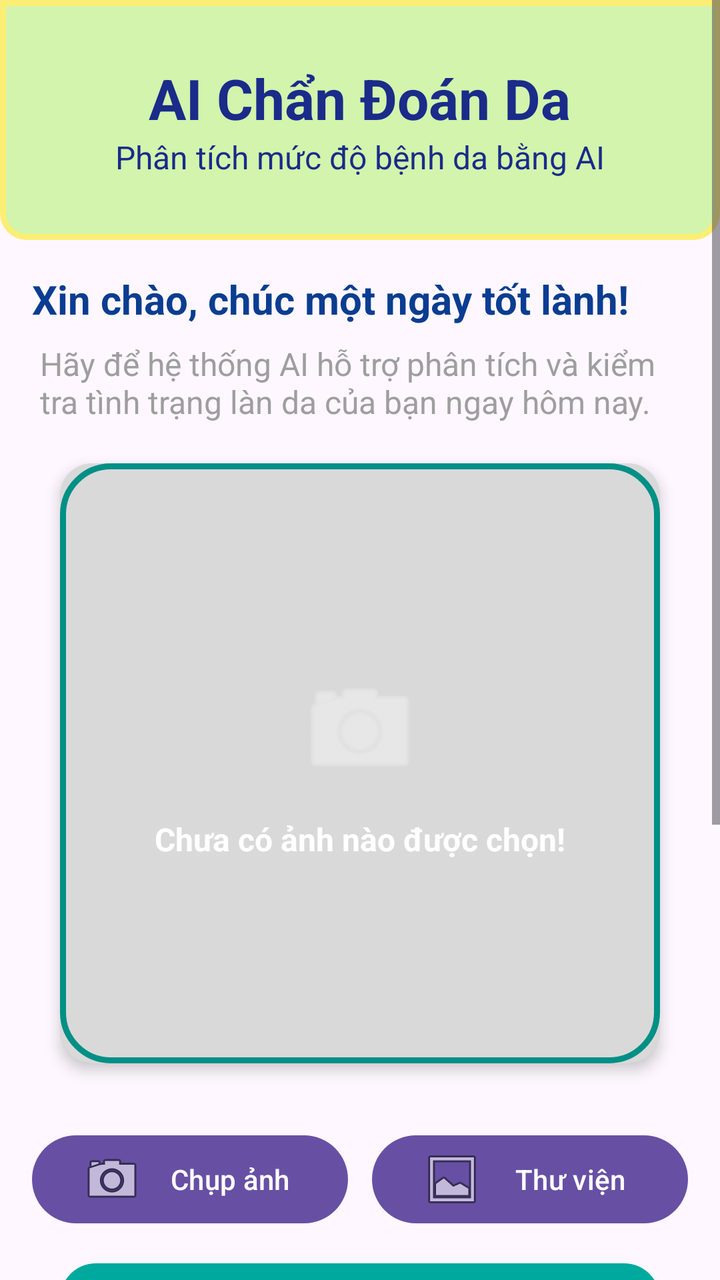
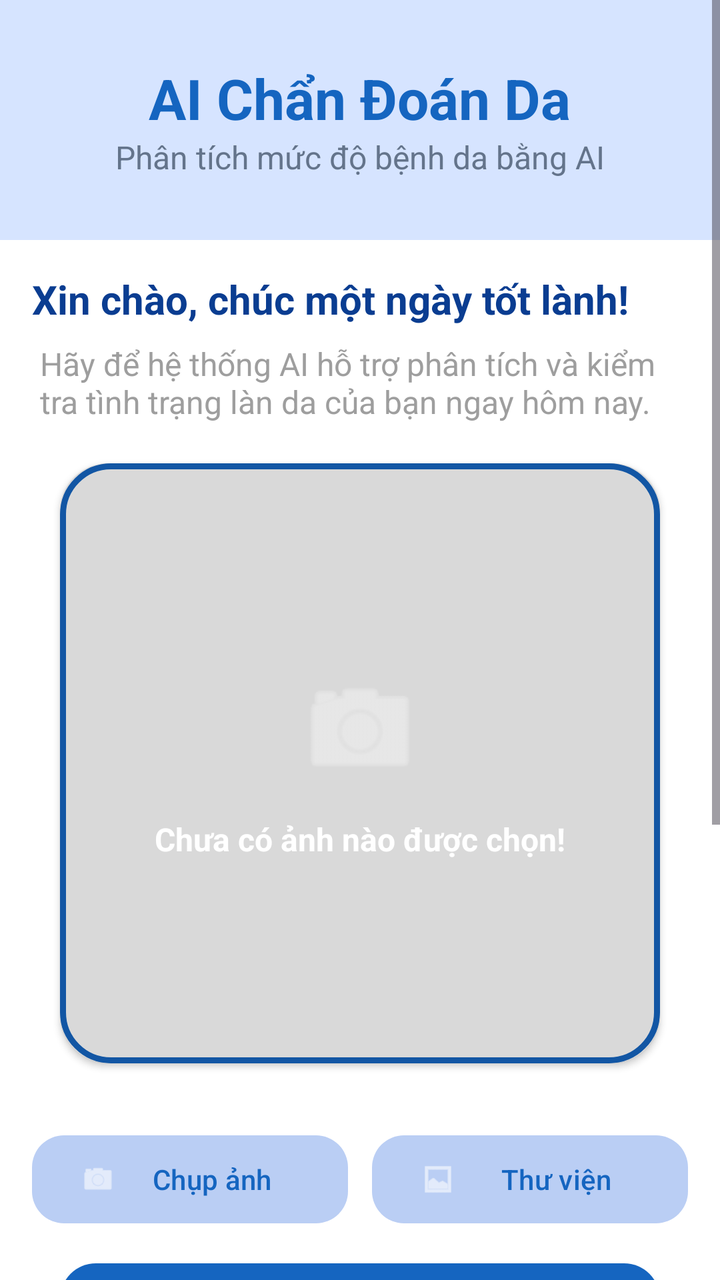

Compare the two renders of this Android layout. The source of the first and the diff that turns it into the second are given below.
<!-- AndroidManifest.xml: application theme Theme.AISkinDiagnosis -->
<!-- res/layout/activity_home_fragment.xml -->
<?xml version="1.0" encoding="utf-8"?>
<ScrollView xmlns:android="http://schemas.android.com/apk/res/android"
    android:layout_width="match_parent"
    android:layout_height="match_parent"
    xmlns:app="http://schemas.android.com/apk/res-auto">

    <LinearLayout
        android:layout_width="match_parent"
        android:layout_height="wrap_content"
        android:orientation="vertical"
        >

        
        <LinearLayout
            android:layout_width="match_parent"
            android:layout_height="120dp"
            android:background="@drawable/bg_header"
            android:gravity="center"
            android:padding="16dp"
            android:orientation="vertical">

            <TextView
                android:layout_width="wrap_content"
                android:layout_height="wrap_content"
                android:text="AI Chẩn Đoán Da"
                android:textColor="#1A2B8A"
                android:textSize="28sp"
                android:textStyle="bold"/>

            <TextView
                android:layout_width="wrap_content"
                android:layout_height="wrap_content"
                android:text="Phân tích mức độ bệnh da bằng AI"
                android:textColor="#1A2B8A"
                android:textSize="16sp"/>
        </LinearLayout>

        <TextView
            android:layout_width="wrap_content"
            android:layout_height="wrap_content"
            android:text="Xin chào, chúc một ngày tốt lành!"
            android:textColor="#0A3D91"
            android:textSize="20sp"
            android:paddingTop="16dp"
            android:paddingLeft="16dp"
            android:paddingRight="16dp"
            android:textStyle="bold"/>
        <TextView
            android:layout_width="match_parent"
            android:layout_height="wrap_content"
            android:layout_marginTop="8dp"
            android:paddingLeft="20dp"
            android:paddingRight="20dp"
            android:text="Hãy để hệ thống AI hỗ trợ phân tích và kiểm tra tình trạng làn da của bạn ngay hôm nay."
            android:textColor="#9E9E9E"
            android:textSize="16dp"/>

        <androidx.cardview.widget.CardView
            android:layout_width="300dp"
            android:layout_height="300dp"
            android:layout_gravity="center"
            android:layout_marginTop="20dp"
            app:cardCornerRadius="16dp"
            app:cardElevation="4dp"
            app:cardPreventCornerOverlap="false">
            <FrameLayout
                android:layout_width="match_parent"
                android:layout_height="match_parent">

                
                <ImageView
                    android:id="@+id/imgView"
                    android:layout_width="match_parent"
                    android:layout_height="match_parent"
                    android:scaleType="centerCrop"
                    android:src="@drawable/bg_image" />

                

                
                <View
                    android:layout_width="match_parent"
                    android:layout_height="match_parent"
                    android:background="#26000000" />

                <LinearLayout
                    android:id="@+id/layoutPlaceholder"
                    android:layout_width="wrap_content"
                    android:layout_height="wrap_content"
                    android:layout_gravity="center"
                    android:gravity="center"
                    android:orientation="vertical"
                    android:padding="16dp">

                    <ImageView
                        android:id="@+id/imgCameraIcon"
                        android:layout_width="64dp"
                        android:layout_height="64dp"
                        android:alpha="0.6"
                        android:src="@android:drawable/ic_menu_camera"
                        app:tint="#FFFFFF" />

                    <TextView
                        android:id="@+id/tvAnh"
                        android:layout_width="wrap_content"
                        android:layout_height="wrap_content"
                        android:layout_marginTop="12dp"
                        android:text="Chưa có ảnh nào được chọn!"
                        android:textColor="#FFFFFF"
                        android:textSize="16sp"
                        android:textStyle="bold"
                        android:gravity="center" />
                </LinearLayout>

            </FrameLayout>
        </androidx.cardview.widget.CardView>

        
        <LinearLayout
            android:layout_width="match_parent"
            android:layout_height="wrap_content"
            android:layout_marginTop="16dp"
            android:orientation="horizontal"
            android:padding="16dp">
            <Button
                android:id="@+id/btnCamera"
                android:layout_width="0dp"
                android:layout_height="wrap_content"
                android:layout_weight="1"
                android:gravity="center"
                android:drawableLeft="@android:drawable/ic_menu_camera"
                android:drawablePadding="8dp"
                android:tint="@null"
                android:text="Chụp ảnh"/>
            <Space
                android:layout_width="12dp"
                android:layout_height="1dp"/>
            <Button
                android:id="@+id/btnGallery"
                android:layout_width="0dp"
                android:layout_height="wrap_content"
                android:layout_weight="1"
                android:gravity="center"
                android:drawableLeft="@android:drawable/ic_menu_gallery"
                android:drawablePadding="8dp"
                android:tint="@null"
                android:text="Thư viện"/>

        </LinearLayout>
        
        <androidx.appcompat.widget.AppCompatButton
            android:id="@+id/btnAnalyze"
            android:layout_width="300dp"
            android:layout_height="60dp"
            android:layout_gravity="center"
            android:background="@drawable/bg_btn_phantich"
            android:text="Phân tích"
            android:textColor="#FFFFFF"
            android:textSize="20sp"
            android:textStyle="bold"
            android:drawableLeft="@android:drawable/ic_menu_search"
            android:drawablePadding="10dp"
            android:paddingLeft="65dp"
            android:gravity="center_vertical"/>
        
        <LinearLayout
            android:layout_width="match_parent"
            android:layout_height="wrap_content"
            android:layout_margin="10dp"
            android:background="@drawable/bg_note"
            android:orientation="horizontal"
            android:padding="16dp">
            <ImageView
                android:layout_width="19dp"
                android:layout_height="14dp"
                android:layout_marginEnd="12dp"
                android:layout_marginRight="12dp"
                android:contentDescription="Warning Icon"
                android:src="@android:drawable/ic_dialog_info"
                app:tint="#D4A373" />
            <TextView
                android:layout_width="0dp"
                android:layout_height="wrap_content"
                android:layout_weight="1"
                android:text="Lưu ý: Kết quả phân tích chỉ mang tính chất tham khảo dựa trên mô hình AI. Vui lòng thăm khám bác sĩ da liễu để có chẩn đoán chính xác và phác đồ điều trị phù hợp."
                android:textColor="#4A4A4A"
                android:textSize="14sp"
                android:lineSpacingMultiplier="1.2" />

        </LinearLayout>
        
        <TextView
            android:id="@+id/txtResult"
            android:layout_width="match_parent"
            android:layout_height="wrap_content"
            android:text="Kết quả AI"
            android:textSize="24sp"
            android:textStyle="bold"
            android:padding="16dp"
            android:layout_marginTop="10dp"/>
        <TextView
            android:id="@+id/txtBenign"
            android:layout_width="wrap_content"
            android:layout_height="wrap_content"
            android:text="Lành tính: 0%"
            android:textSize="18sp"
            android:textStyle="bold"
            android:paddingLeft="20dp"
            android:textColor="#2E7D32"
            android:layout_marginTop="12dp"/>

        <TextView
            android:id="@+id/txtMalignant"
            android:layout_width="wrap_content"
            android:layout_height="wrap_content"
            android:text="Ác tính: 0%"
            android:textSize="18sp"
            android:paddingLeft="20dp"
            android:paddingBottom="30dp"
            android:textStyle="bold"
            android:textColor="#C62828"
            android:layout_marginTop="6dp"/>
    </LinearLayout>

</ScrollView>
<!-- resources referenced by this layout -->
<resources>
  <!-- drawable bg_btn_phantich (drawable) -->
  <?xml version="1.0" encoding="utf-8"?>
  <shape xmlns:android="http://schemas.android.com/apk/res/android">
  
      <solid android:color="#00A99D"/>
  
      <corners android:radius="18dp"/>
  
  </shape>
  <!-- drawable bg_header (drawable) -->
  <?xml version="1.0" encoding="utf-8"?>
  <shape xmlns:android="http://schemas.android.com/apk/res/android"
      android:shape="rectangle">
      <solid android:color="#D2F4AC" />
      <stroke
          android:width="3dp"
          android:color="#FBEE74" />
      <corners
          android:bottomLeftRadius="12dp"
          android:bottomRightRadius="12dp" />
  
  </shape>
  <!-- drawable bg_image (drawable) -->
  <?xml version="1.0" encoding="utf-8"?>
  <shape xmlns:android="http://schemas.android.com/apk/res/android">
  
      <solid android:color="#FFFFFF"/>
  
      <stroke
          android:width="3dp"
          android:color="#00A99D"/>
      <corners android:radius="24dp"/>
  
  </shape>
  <!-- drawable bg_note (drawable) -->
  <?xml version="1.0" encoding="utf-8"?>
  <shape xmlns:android="http://schemas.android.com/apk/res/android"
      android:shape="rectangle">
  
      <solid android:color="#FFFBE0" />
  
      <stroke
          android:width="3dp"
          android:color="#FBE946" />
  
      <corners android:radius="12dp" />
  </shape>
  <style name="Theme.AISkinDiagnosis" parent="Base.Theme.AISkinDiagnosis" />
  <style name="Base.Theme.AISkinDiagnosis" parent="Theme.Material3.DayNight.NoActionBar">
          
          
      </style>
</resources>

<!-- the commit's change to res/layout/activity_home_fragment.xml (unified diff, before → after) -->
@@ -2,6 +2,8 @@
 <ScrollView xmlns:android="http://schemas.android.com/apk/res/android"
     android:layout_width="match_parent"
     android:layout_height="match_parent"
+    android:background="@color/md_theme_background"
+    android:fitsSystemWindows="true"
     xmlns:app="http://schemas.android.com/apk/res-auto">
 
     <LinearLayout
@@ -9,12 +11,11 @@
         android:layout_height="wrap_content"
         android:orientation="vertical"
         >
-
         
         <LinearLayout
             android:layout_width="match_parent"
             android:layout_height="120dp"
-            android:background="@drawable/bg_header"
+            android:background="@color/md_theme_primaryContainer"
             android:gravity="center"
             android:padding="16dp"
             android:orientation="vertical">
@@ -23,7 +24,7 @@
                 android:layout_width="wrap_content"
                 android:layout_height="wrap_content"
                 android:text="AI Chẩn Đoán Da"
-                android:textColor="#1A2B8A"
+                android:textColor="@color/md_theme_primary"
                 android:textSize="28sp"
                 android:textStyle="bold"/>
 
@@ -31,7 +32,7 @@
                 android:layout_width="wrap_content"
                 android:layout_height="wrap_content"
                 android:text="Phân tích mức độ bệnh da bằng AI"
-                android:textColor="#1A2B8A"
+                android:textColor="@color/text_secondary"
                 android:textSize="16sp"/>
         </LinearLayout>
 
@@ -60,13 +61,13 @@
             android:layout_height="300dp"
             android:layout_gravity="center"
             android:layout_marginTop="20dp"
-            app:cardCornerRadius="16dp"
-            app:cardElevation="4dp"
+            app:cardCornerRadius="24dp"
+            app:cardElevation="2dp"
+            app:cardBackgroundColor="@color/md_theme_surface"
             app:cardPreventCornerOverlap="false">
             <FrameLayout
                 android:layout_width="match_parent"
                 android:layout_height="match_parent">
-
                 
                 <ImageView
                     android:id="@+id/imgView"
@@ -74,9 +75,6 @@
                     android:layout_height="match_parent"
                     android:scaleType="centerCrop"
                     android:src="@drawable/bg_image" />
-
-                
-
                 
                 <View
                     android:layout_width="match_parent"
@@ -122,29 +120,31 @@
             android:layout_marginTop="16dp"
             android:orientation="horizontal"
             android:padding="16dp">
-            <Button
+            <com.google.android.material.button.MaterialButton
                 android:id="@+id/btnCamera"
                 android:layout_width="0dp"
-                android:layout_height="wrap_content"
+                android:layout_height="52dp"
                 android:layout_weight="1"
-                android:gravity="center"
-                android:drawableLeft="@android:drawable/ic_menu_camera"
-                android:drawablePadding="8dp"
-                android:tint="@null"
-                android:text="Chụp ảnh"/>
+                android:text="Chụp ảnh"
+                android:textColor="@color/md_theme_primary"
+                app:backgroundTint="#BACEF4"
+                app:cornerRadius="16dp"
+                app:icon="@android:drawable/ic_menu_camera"
+                app:iconPadding="4dp"/>
             <Space
                 android:layout_width="12dp"
                 android:layout_height="1dp"/>
-            <Button
+            <com.google.android.material.button.MaterialButton
                 android:id="@+id/btnGallery"
                 android:layout_width="0dp"
-                android:layout_height="wrap_content"
+                android:layout_height="52dp"
                 android:layout_weight="1"
-                android:gravity="center"
-                android:drawableLeft="@android:drawable/ic_menu_gallery"
-                android:drawablePadding="8dp"
-                android:tint="@null"
-                android:text="Thư viện"/>
+                android:text="Thư viện"
+                android:textColor="@color/md_theme_primary"
+                app:backgroundTint="#BACEF4"
+                app:cornerRadius="16dp"
+                app:icon="@android:drawable/ic_menu_gallery"
+                app:iconPadding="8dp"/>
 
         </LinearLayout>
         
@@ -153,6 +153,8 @@
             android:layout_width="300dp"
             android:layout_height="60dp"
             android:layout_gravity="center"
+            app:cornerRadius="20dp"
+            app:backgroundTint="@color/md_theme_primary"
             android:background="@drawable/bg_btn_phantich"
             android:text="Phân tích"
             android:textColor="#FFFFFF"
@@ -196,6 +198,7 @@
             android:text="Kết quả AI"
             android:textSize="24sp"
             android:textStyle="bold"
+            android:textColor="@color/text_primary"
             android:padding="16dp"
             android:layout_marginTop="10dp"/>
         <TextView
@@ -206,7 +209,7 @@
             android:textSize="18sp"
             android:textStyle="bold"
             android:paddingLeft="20dp"
-            android:textColor="#2E7D32"
+            android:textColor="@color/success"
             android:layout_marginTop="12dp"/>
 
         <TextView
@@ -218,7 +221,7 @@
             android:paddingLeft="20dp"
             android:paddingBottom="30dp"
             android:textStyle="bold"
-            android:textColor="#C62828"
+            android:textColor="@color/error"
             android:layout_marginTop="6dp"/>
     </LinearLayout>
 
<!-- resource entries referenced after the edit -->
@@ -1,5 +1,13 @@
 <!-- resources referenced by this layout -->
 <resources>
+  <color name="error">#D32F2F</color>
+  <color name="md_theme_background">#FFFFFFFF</color>
+  <color name="md_theme_primary">#1565C0</color>
+  <color name="md_theme_primaryContainer">#D6E4FF</color>
+  <color name="md_theme_surface">#FFFFFF</color>
+  <color name="success">#2E7D32</color>
+  <color name="text_primary">#1E293B</color>
+  <color name="text_secondary">#64748B</color>
   <!-- drawable bg_btn_phantich (drawable) -->
   <?xml version="1.0" encoding="utf-8"?>
   <shape xmlns:android="http://schemas.android.com/apk/res/android">
@@ -7,19 +15,6 @@
       <solid android:color="#00A99D"/>
   
       <corners android:radius="18dp"/>
-  
-  </shape>
-  <!-- drawable bg_header (drawable) -->
-  <?xml version="1.0" encoding="utf-8"?>
-  <shape xmlns:android="http://schemas.android.com/apk/res/android"
-      android:shape="rectangle">
-      <solid android:color="#D2F4AC" />
-      <stroke
-          android:width="3dp"
-          android:color="#FBEE74" />
-      <corners
-          android:bottomLeftRadius="12dp"
-          android:bottomRightRadius="12dp" />
   
   </shape>
   <!-- drawable bg_image (drawable) -->
@@ -30,7 +25,7 @@
   
       <stroke
           android:width="3dp"
-          android:color="#00A99D"/>
+          android:color="@color/md_theme_primary"/>
       <corners android:radius="24dp"/>
   
   </shape>
@@ -45,7 +40,7 @@
           android:width="3dp"
           android:color="#FBE946" />
   
-      <corners android:radius="12dp" />
+      <corners android:radius="18dp" />
   </shape>
   <style name="Theme.AISkinDiagnosis" parent="Base.Theme.AISkinDiagnosis" />
   <style name="Base.Theme.AISkinDiagnosis" parent="Theme.Material3.DayNight.NoActionBar">
